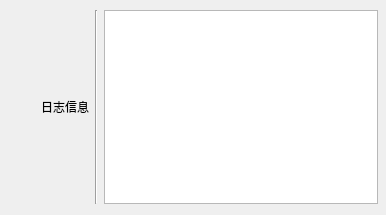
The window that GUI/ui/info.ui (Frost-rA9/infusion-companion) describes before a commit, drawn with Qt 5.
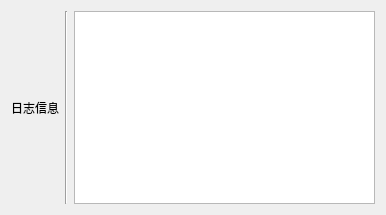
The same window after the commit.

```diff
--- a/GUI/ui/info.ui
+++ b/GUI/ui/info.ui
@@ -13,15 +13,8 @@
   <property name="windowTitle">
    <string>Form</string>
   </property>
-  <widget class="QWidget" name="">
-   <property name="geometry">
-    <rect>
-     <x>41</x>
-     <y>10</y>
-     <width>337</width>
-     <height>194</height>
-    </rect>
-   </property>
+  <layout class="QVBoxLayout" name="verticalLayout_2">
+   <item>
    <layout class="QHBoxLayout" name="horizontalLayout">
     <item>
      <layout class="QVBoxLayout" name="verticalLayout">
@@ -45,7 +38,8 @@
      <widget class="QTextEdit" name="info_text_edit"/>
     </item>
    </layout>
-  </widget>
+   </item>
+  </layout>
  </widget>
  <resources/>
  <connections/>
```
Lines whose indentation alone changed are shown as unchanged.
